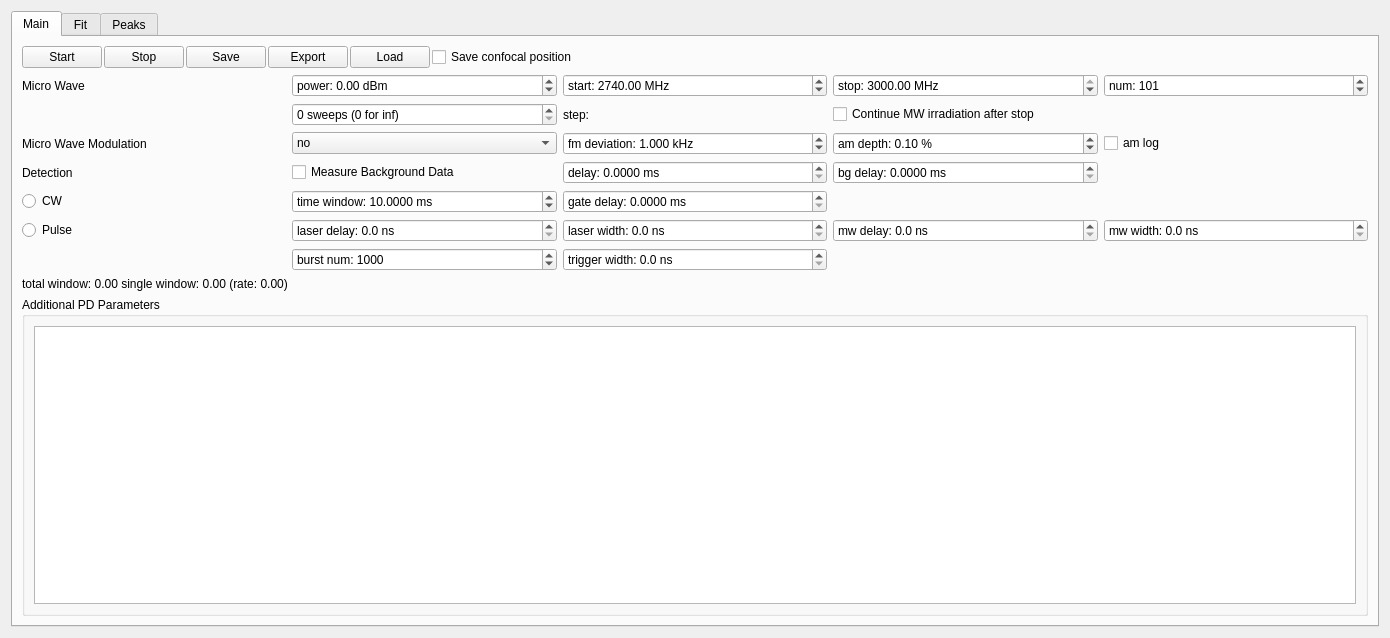
Old version of the form mahos/gui/ui/odmr.ui in the repository ToyotaCRDL/mahos.
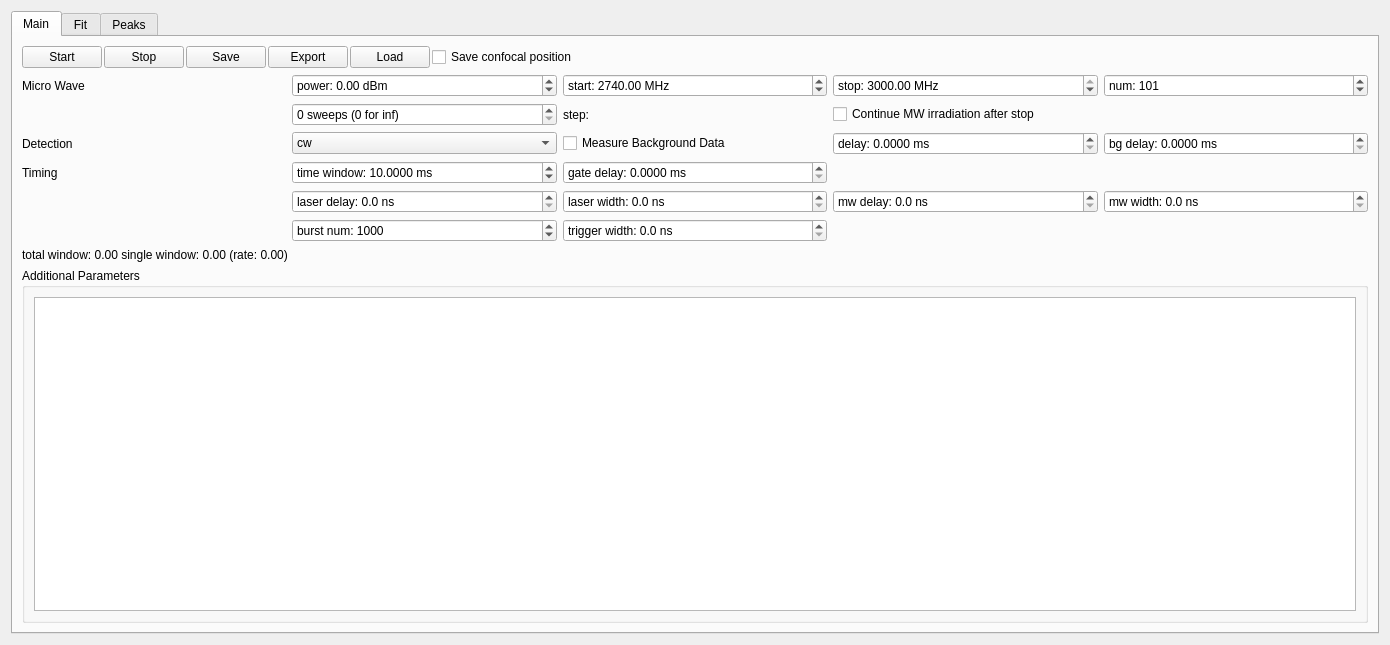
New version of the form. Custom widgets are drawn as their Qt base class.

Commit message: odmr: add labels for modulation

What changed in the file:
```diff
--- a/mahos/gui/ui/odmr.ui
+++ b/mahos/gui/ui/odmr.ui
@@ -7,7 +7,7 @@
     <x>0</x>
     <y>0</y>
     <width>1390</width>
-    <height>638</height>
+    <height>645</height>
    </rect>
   </property>
   <property name="windowTitle">
@@ -97,7 +97,43 @@
        </item>
        <item>
         <layout class="QGridLayout" name="gridLayout_2">
-         <item row="6" column="1">
+         <item row="2" column="1">
+          <widget class="QComboBox" name="methodBox">
+           <item>
+            <property name="text">
+             <string>cw</string>
+            </property>
+           </item>
+           <item>
+            <property name="text">
+             <string>pulse</string>
+            </property>
+           </item>
+          </widget>
+         </item>
+         <item row="3" column="1">
+          <widget class="QDoubleSpinBox" name="windowBox">
+           <property name="prefix">
+            <string>time window: </string>
+           </property>
+           <property name="suffix">
+            <string> ms</string>
+           </property>
+           <property name="decimals">
+            <number>4</number>
+           </property>
+           <property name="minimum">
+            <double>0.100000000000000</double>
+           </property>
+           <property name="maximum">
+            <double>1000.000000000000000</double>
+           </property>
+           <property name="value">
+            <double>10.000000000000000</double>
+           </property>
+          </widget>
+         </item>
+         <item row="5" column="1">
           <widget class="QSpinBox" name="bnumBox">
            <property name="suffix">
             <string/>
@@ -119,13 +155,10 @@
            </property>
           </widget>
          </item>
-         <item row="5" column="1">
-          <widget class="QDoubleSpinBox" name="laserdelayBox">
-           <property name="enabled">
-            <bool>true</bool>
-           </property>
+         <item row="4" column="4">
+          <widget class="QDoubleSpinBox" name="mwwidthBox">
            <property name="prefix">
-            <string>laser delay: </string>
+            <string>mw width: </string>
            </property>
            <property name="suffix">
             <string> ns</string>
@@ -138,6 +171,13 @@
            </property>
           </widget>
          </item>
+         <item row="2" column="0">
+          <widget class="QLabel" name="label">
+           <property name="text">
+            <string>Detection</string>
+           </property>
+          </widget>
+         </item>
          <item row="0" column="4">
           <widget class="QSpinBox" name="numBox">
            <property name="suffix">
@@ -157,88 +197,19 @@
            </property>
           </widget>
          </item>
-         <item row="3" column="1">
-          <widget class="QCheckBox" name="backgroundBox">
-           <property name="text">
-            <string>Measure Background Data</string>
-           </property>
-          </widget>
-         </item>
-         <item row="5" column="3">
-          <widget class="QDoubleSpinBox" name="mwdelayBox">
-           <property name="prefix">
-            <string>mw delay: </string>
-           </property>
-           <property name="suffix">
-            <string> ns</string>
-           </property>
-           <property name="decimals">
-            <number>1</number>
-           </property>
-           <property name="singleStep">
-            <double>10.000000000000000</double>
-           </property>
-          </widget>
-         </item>
-         <item row="4" column="0">
-          <widget class="QRadioButton" name="cwButton">
-           <property name="text">
-            <string>CW</string>
-           </property>
-          </widget>
-         </item>
          <item row="4" column="2">
-          <widget class="QDoubleSpinBox" name="gatedelayBox">
+          <widget class="QDoubleSpinBox" name="laserwidthBox">
            <property name="prefix">
-            <string>gate delay: </string>
+            <string>laser width: </string>
            </property>
            <property name="suffix">
-            <string> ms</string>
+            <string> ns</string>
            </property>
            <property name="decimals">
-            <number>4</number>
+            <number>1</number>
            </property>
-          </widget>
-         </item>
-         <item row="2" column="0">
-          <widget class="QLabel" name="label_3">
-           <property name="text">
-            <string>Micro Wave Modulation</string>
-           </property>
-          </widget>
-         </item>
-         <item row="2" column="3">
-          <widget class="QDoubleSpinBox" name="amdepBox">
-           <property name="prefix">
-            <string>am depth: </string>
-           </property>
-           <property name="suffix">
-            <string> %</string>
-           </property>
-           <property name="maximum">
-            <double>100.000000000000000</double>
-           </property>
-           <property name="value">
-            <double>0.100000000000000</double>
-           </property>
-          </widget>
-         </item>
-         <item row="2" column="2">
-          <widget class="QDoubleSpinBox" name="fmdevBox">
-           <property name="prefix">
-            <string>fm deviation: </string>
-           </property>
-           <property name="suffix">
-            <string> kHz</string>
-           </property>
-           <property name="decimals">
-            <number>3</number>
-           </property>
-           <property name="maximum">
-            <double>100000.000000000000000</double>
-           </property>
-           <property name="value">
-            <double>1.000000000000000</double>
+           <property name="singleStep">
+            <double>10.000000000000000</double>
            </property>
           </widget>
          </item>
@@ -249,134 +220,6 @@
            </property>
           </widget>
          </item>
-         <item row="0" column="1">
-          <widget class="QDoubleSpinBox" name="powerBox">
-           <property name="prefix">
-            <string>power: </string>
-           </property>
-           <property name="suffix">
-            <string> dBm</string>
-           </property>
-           <property name="minimum">
-            <double>-65.000000000000000</double>
-           </property>
-           <property name="maximum">
-            <double>54.000000000000000</double>
-           </property>
-           <property name="value">
-            <double>0.000000000000000</double>
-           </property>
-          </widget>
-         </item>
-         <item row="6" column="2">
-          <widget class="QDoubleSpinBox" name="triggerwidthBox">
-           <property name="prefix">
-            <string>trigger width: </string>
-           </property>
-           <property name="suffix">
-            <string> ns</string>
-           </property>
-           <property name="decimals">
-            <number>1</number>
-           </property>
-           <property name="singleStep">
-            <double>10.000000000000000</double>
-           </property>
-          </widget>
-         </item>
-         <item row="3" column="3">
-          <widget class="QDoubleSpinBox" name="bgdelayBox">
-           <property name="prefix">
-            <string>bg delay: </string>
-           </property>
-           <property name="suffix">
-            <string> ms</string>
-           </property>
-           <property name="decimals">
-            <number>4</number>
-           </property>
-           <property name="maximum">
-            <double>1000.000000000000000</double>
-           </property>
-          </widget>
-         </item>
-         <item row="2" column="4">
-          <widget class="QCheckBox" name="amlogBox">
-           <property name="text">
-            <string>am log</string>
-           </property>
-          </widget>
-         </item>
-         <item row="0" column="2">
-          <widget class="QDoubleSpinBox" name="startBox">
-           <property name="prefix">
-            <string>start: </string>
-           </property>
-           <property name="suffix">
-            <string> MHz</string>
-           </property>
-           <property name="decimals">
-            <number>2</number>
-           </property>
-           <property name="minimum">
-            <double>10.000000000000000</double>
-           </property>
-           <property name="maximum">
-            <double>3000.000000000000000</double>
-           </property>
-           <property name="singleStep">
-            <double>100.000000000000000</double>
-           </property>
-           <property name="value">
-            <double>2740.000000000000000</double>
-           </property>
-          </widget>
-         </item>
-         <item row="1" column="1">
-          <widget class="QSpinBox" name="sweepsBox">
-           <property name="suffix">
-            <string> sweeps (0 for inf)</string>
-           </property>
-           <property name="prefix">
-            <string/>
-           </property>
-           <property name="minimum">
-            <number>0</number>
-           </property>
-           <property name="maximum">
-            <number>999999</number>
-           </property>
-           <property name="singleStep">
-            <number>1</number>
-           </property>
-           <property name="value">
-            <number>0</number>
-           </property>
-          </widget>
-         </item>
-         <item row="1" column="3">
-          <widget class="QCheckBox" name="mwcontBox">
-           <property name="text">
-            <string>Continue MW irradiation after stop</string>
-           </property>
-          </widget>
-         </item>
-         <item row="3" column="2">
-          <widget class="QDoubleSpinBox" name="delayBox">
-           <property name="prefix">
-            <string>delay: </string>
-           </property>
-           <property name="suffix">
-            <string> ms</string>
-           </property>
-           <property name="decimals">
-            <number>4</number>
-           </property>
-           <property name="maximum">
-            <double>1000.000000000000000</double>
-           </property>
-          </widget>
-         </item>
          <item row="1" column="2">
           <widget class="QLabel" name="stepLabel">
            <property name="text">
@@ -384,10 +227,32 @@
            </property>
           </widget>
          </item>
-         <item row="3" column="0">
-          <widget class="QLabel" name="label">
-           <property name="text">
-            <string>Detection</string>
+         <item row="3" column="2">
+          <widget class="QDoubleSpinBox" name="gatedelayBox">
+           <property name="prefix">
+            <string>gate delay: </string>
+           </property>
+           <property name="suffix">
+            <string> ms</string>
+           </property>
+           <property name="decimals">
+            <number>4</number>
+           </property>
+          </widget>
+         </item>
+         <item row="2" column="3">
+          <widget class="QDoubleSpinBox" name="delayBox">
+           <property name="prefix">
+            <string>delay: </string>
+           </property>
+           <property name="suffix">
+            <string> ms</string>
+           </property>
+           <property name="decimals">
+            <number>4</number>
+           </property>
+           <property name="maximum">
+            <double>1000.000000000000000</double>
            </property>
           </widget>
          </item>
@@ -416,32 +281,106 @@
            </property>
           </widget>
          </item>
+         <item row="2" column="2">
+          <widget class="QCheckBox" name="backgroundBox">
+           <property name="text">
+            <string>Measure Background Data</string>
+           </property>
+          </widget>
+         </item>
+         <item row="1" column="1">
+          <widget class="QSpinBox" name="sweepsBox">
+           <property name="suffix">
+            <string> sweeps (0 for inf)</string>
+           </property>
+           <property name="prefix">
+            <string/>
+           </property>
+           <property name="minimum">
+            <number>0</number>
+           </property>
+           <property name="maximum">
+            <number>999999</number>
+           </property>
+           <property name="singleStep">
+            <number>1</number>
+           </property>
+           <property name="value">
+            <number>0</number>
+           </property>
+          </widget>
+         </item>
+         <item row="3" column="0">
+          <widget class="QLabel" name="label_2">
+           <property name="text">
+            <string>Timing</string>
+           </property>
+          </widget>
+         </item>
+         <item row="0" column="2">
+          <widget class="QDoubleSpinBox" name="startBox">
+           <property name="prefix">
+            <string>start: </string>
+           </property>
+           <property name="suffix">
+            <string> MHz</string>
+           </property>
+           <property name="decimals">
+            <number>2</number>
+           </property>
+           <property name="minimum">
+            <double>10.000000000000000</double>
+           </property>
+           <property name="maximum">
+            <double>3000.000000000000000</double>
+           </property>
+           <property name="singleStep">
+            <double>100.000000000000000</double>
+           </property>
+           <property name="value">
+            <double>2740.000000000000000</double>
+           </property>
+          </widget>
+         </item>
          <item row="4" column="1">
-          <widget class="QDoubleSpinBox" name="windowBox">
+          <widget class="QDoubleSpinBox" name="laserdelayBox">
+           <property name="enabled">
+            <bool>true</bool>
+           </property>
            <property name="prefix">
-            <string>time window: </string>
+            <string>laser delay: </string>
            </property>
            <property name="suffix">
-            <string> ms</string>
+            <string> ns</string>
            </property>
            <property name="decimals">
-            <number>4</number>
+            <number>1</number>
            </property>
-           <property name="minimum">
-            <double>0.100000000000000</double>
+           <property name="singleStep">
+            <double>10.000000000000000</double>
            </property>
-           <property name="maximum">
-            <double>1000.000000000000000</double>
+          </widget>
+         </item>
+         <item row="4" column="3">
+          <widget class="QDoubleSpinBox" name="mwdelayBox">
+           <property name="prefix">
+            <string>mw delay: </string>
            </property>
-           <property name="value">
+           <property name="suffix">
+            <string> ns</string>
+           </property>
+           <property name="decimals">
+            <number>1</number>
+           </property>
+           <property name="singleStep">
             <double>10.000000000000000</double>
            </property>
           </widget>
          </item>
          <item row="5" column="2">
-          <widget class="QDoubleSpinBox" name="laserwidthBox">
+          <widget class="QDoubleSpinBox" name="triggerwidthBox">
            <property name="prefix">
-            <string>laser width: </string>
+            <string>trigger width: </string>
            </property>
            <property name="suffix">
             <string> ns</string>
@@ -454,51 +393,46 @@
            </property>
           </widget>
          </item>
-         <item row="5" column="0">
-          <widget class="QRadioButton" name="pulseButton">
+         <item row="2" column="4">
+          <widget class="QDoubleSpinBox" name="bgdelayBox">
+           <property name="prefix">
+            <string>bg delay: </string>
+           </property>
+           <property name="suffix">
+            <string> ms</string>
+           </property>
+           <property name="decimals">
+            <number>4</number>
+           </property>
+           <property name="maximum">
+            <double>1000.000000000000000</double>
+           </property>
+          </widget>
+         </item>
+         <item row="1" column="3">
+          <widget class="QCheckBox" name="mwcontBox">
            <property name="text">
-            <string>Pulse</string>
+            <string>Continue MW irradiation after stop</string>
            </property>
           </widget>
          </item>
-         <item row="5" column="4">
-          <widget class="QDoubleSpinBox" name="mwwidthBox">
+         <item row="0" column="1">
+          <widget class="QDoubleSpinBox" name="powerBox">
            <property name="prefix">
-            <string>mw width: </string>
+            <string>power: </string>
            </property>
            <property name="suffix">
-            <string> ns</string>
+            <string> dBm</string>
            </property>
-           <property name="decimals">
-            <number>1</number>
+           <property name="minimum">
+            <double>-65.000000000000000</double>
            </property>
            <property name="singleStep">
             <double>10.000000000000000</double>
            </property>
-          </widget>
-         </item>
-         <item row="2" column="1">
-          <widget class="QComboBox" name="sgmodBox">
-           <item>
-            <property name="text">
-             <string>no</string>
-            </property>
-           </item>
-           <item>
-            <property name="text">
-             <string>iq</string>
-            </property>
-           </item>
-           <item>
-            <property name="text">
-             <string>fm</string>
-            </property>
-           </item>
-           <item>
-            <property name="text">
-             <string>am</string>
-            </property>
-           </item>
+           <property name="value">
+            <double>0.000000000000000</double>
+           </property>
           </widget>
          </item>
         </layout>
@@ -513,7 +447,7 @@
        <item>
         <widget class="QGroupBox" name="groupBox_4">
          <property name="title">
-          <string>Additional PD Parameters</string>
+          <string>Additional Parameters</string>
          </property>
          <layout class="QVBoxLayout" name="verticalLayout_4">
           <item>
```
Left out of the diff: 12 changed lines with no effect on the pictures. The commit also changes 5 other files.
